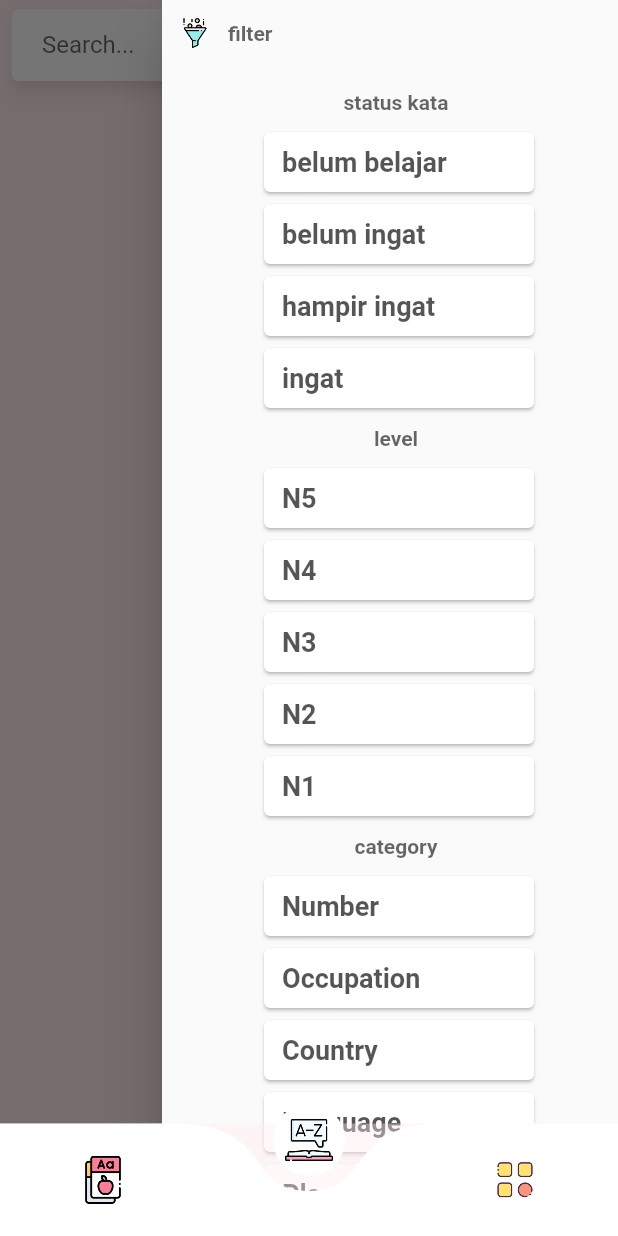
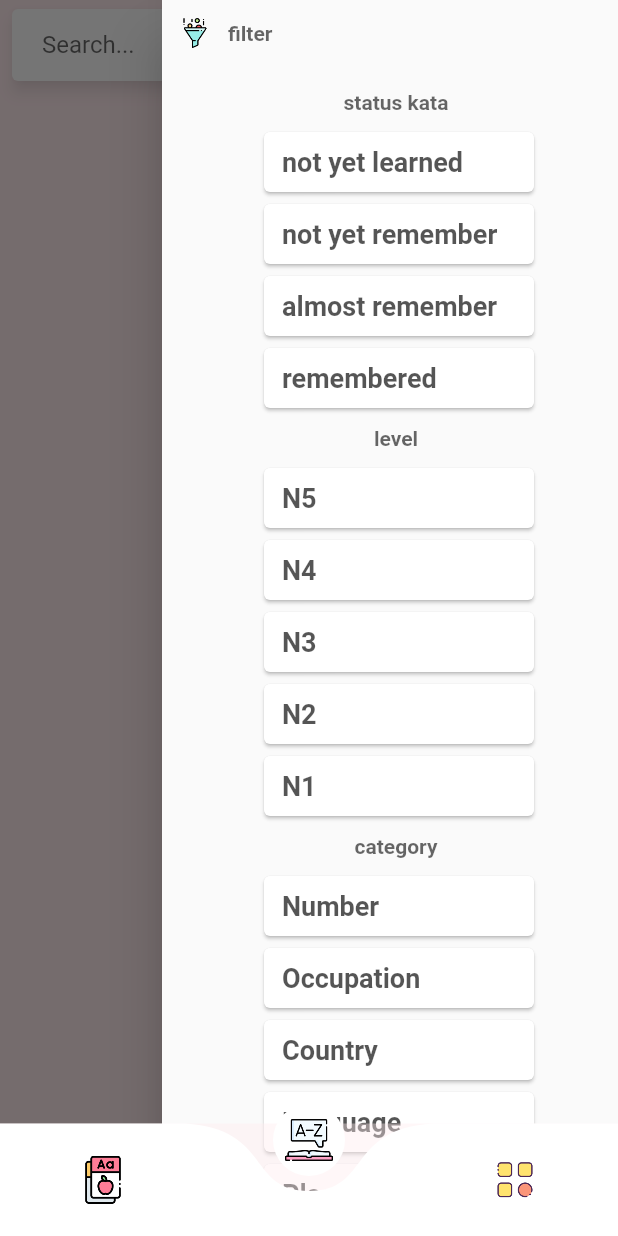
Before and after one commit to Tetsukick/myanmar_flash_card_app, a Flutter app: the screen it shows after launch, item 2 of the bottom bar chosen, with the side drawer open, on a phone screen of 412 x 824 dp. Run offline on Flutter 3.47's test engine with Material 2 defaults, Android fonts, the phone set to English and light mode, and no system bars; drawn by our look-alikes of auto_size_text, curved_navigation_bar, material_floating_search_bar; our stand-ins replace carousel_slider, dio, firebase_analytics, firebase_core, firebase_crashlytics, firebase_messaging and 19 more; missing offline and left inert: app_tracking_transparency, flutter_dialogs, flutter_inappwebview, googleapis, social_share; accounts and stored records are empty; generated files the repository leaves out were written again.

Commit message:
change indonesian to english

```diff
--- a/lib/model/word_status_type.dart
+++ b/lib/model/word_status_type.dart
@@ -16,13 +16,13 @@ extension WordStatusTypeExt on WordStatusType {
   String get title {
     switch (this) {
       case WordStatusType.notLearned:
-        return 'belum belajar';
+        return 'not yet learned';
       case WordStatusType.notRemembered:
-        return 'belum ingat';
+        return 'not yet remember';
       case WordStatusType.remembered:
-        return 'hampir ingat';
+        return 'almost remember';
       case WordStatusType.perfectRemembered:
-        return 'ingat';
+        return 'remembered';
     }
   }
 
@@ -31,41 +31,41 @@ extension WordStatusTypeExt on WordStatusType {
       case WordStatusType.notLearned:
         return '';
       case WordStatusType.notRemembered:
-        return 'tidak tahu';
+        return 'not remember';
       case WordStatusType.remembered:
-        return 'sudah cek';
+        return 'almost remember';
       case WordStatusType.perfectRemembered:
-        return 'ingat';
+        return 'remembered';
     }
   }
 
   Widget get icon {
-    final _height = 16.0;
-    final _width = 16.0;
+    const height = 16.0;
+    const width = 16.0;
     switch (this) {
       case WordStatusType.notLearned:
-        return Assets.png.minus128.image(height: _height, width: _width);
+        return Assets.png.minus128.image(height: height, width: width);
       case WordStatusType.notRemembered:
-        return Assets.png.cancelRed128.image(height: _height, width: _width);
+        return Assets.png.cancelRed128.image(height: height, width: width);
       case WordStatusType.remembered:
-        return Assets.png.checkedGreen128.image(height: _height, width: _width);
+        return Assets.png.checkedGreen128.image(height: height, width: width);
       case WordStatusType.perfectRemembered:
-        return Assets.png.checkGreenRich64.image(height: _height, width: _width);
+        return Assets.png.checkGreenRich64.image(height: height, width: width);
     }
   }
 
   Widget get iconLarge {
-    final _height = 40.0;
-    final _width = 40.0;
+    const height = 40.0;
+    const width = 40.0;
     switch (this) {
       case WordStatusType.notLearned:
-        return Assets.png.minus128.image(height: _height, width: _width);
+        return Assets.png.minus128.image(height: height, width: width);
       case WordStatusType.notRemembered:
-        return Assets.png.cancelRed128.image(height: _height, width: _width);
+        return Assets.png.cancelRed128.image(height: height, width: width);
       case WordStatusType.remembered:
-        return Assets.png.checkedGreen128.image(height: _height, width: _width);
+        return Assets.png.checkedGreen128.image(height: height, width: width);
       case WordStatusType.perfectRemembered:
-        return Assets.png.checkGreenRich64.image(height: _height, width: _width);
+        return Assets.png.checkGreenRich64.image(height: height, width: width);
     }
   }
 
```
Also changed, not shown: lib/screen/lesson_selector/lesson_selector_screen.dart (+4 -4 lines), pubspec.lock.
